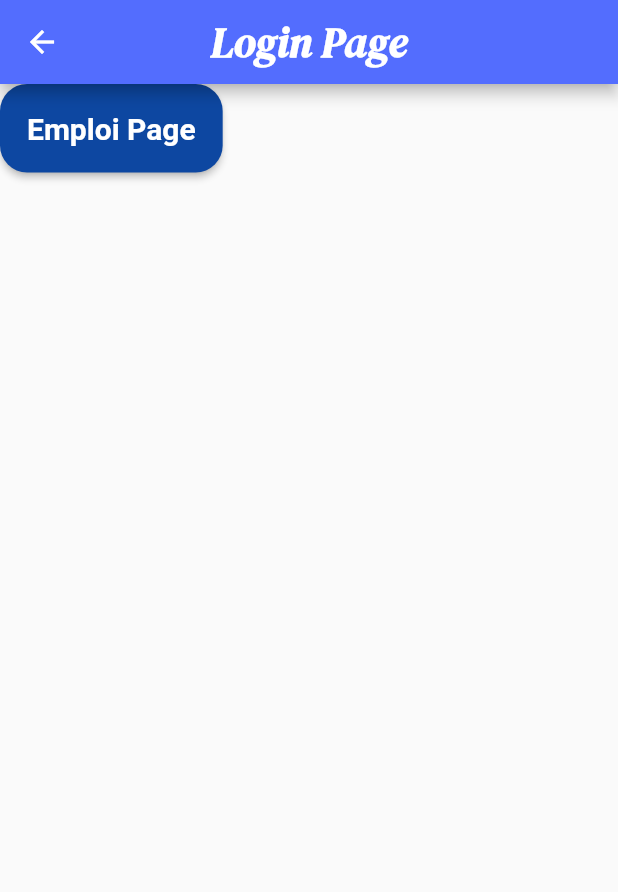
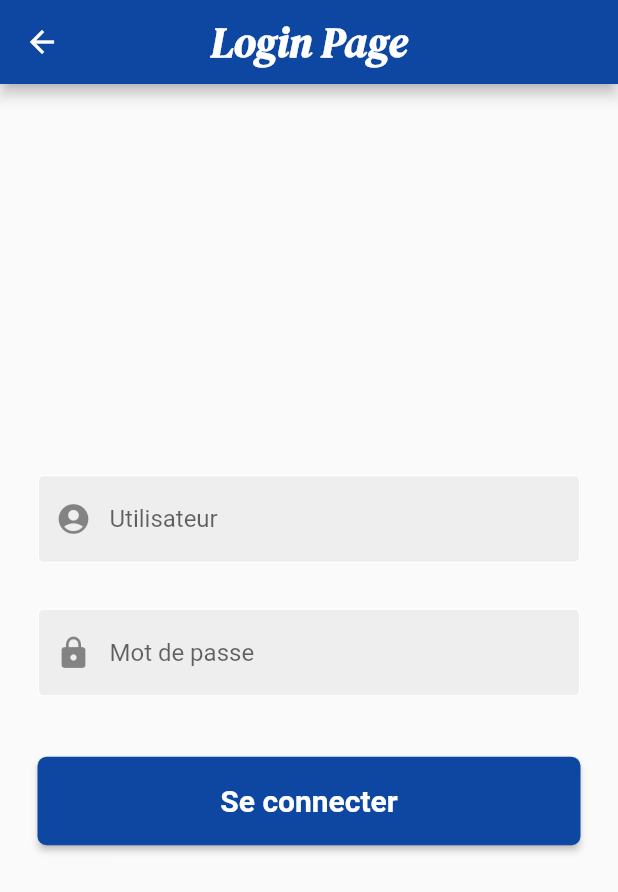
Before and after one commit to MahdiAyadi1/metroapp, a Flutter app: the screen it shows after launch, after a tap on the "menu" icon, after a tap on "Login", on a phone screen of 412 x 824 dp. Shown: the top 892 px of the screen. Run offline on Flutter 3.47's test engine with Material 2 defaults, Android fonts, the phone set to English and light mode, and no system bars; our stand-ins replace firebase_core; accounts and stored records are empty; Roboto replaces fonts that are missing (Allfont).

Commit message:
LoginPage

```diff
--- /dev/null
+++ b/Mobile/metroapp/lib/components/MyTextField().dart
@@ -0,0 +1,38 @@
+import 'package:flutter/material.dart';
+
+class MyTextField extends StatelessWidget {
+  final controller;
+  final icon;
+  final String hintText;
+  final bool obscureText;
+  const MyTextField({
+    super.key,
+    required this.icon,
+    required this.controller,
+    required this.hintText,
+    required this.obscureText,
+  });
+
+  @override
+  Widget build(BuildContext context) {
+    return (Padding(
+      padding: const EdgeInsets.symmetric(horizontal: 25.0),
+      child: TextField(
+        controller: controller,
+        obscureText: obscureText,
+        decoration: InputDecoration(
+          prefixIcon: Icon(icon),
+          enabledBorder: const OutlineInputBorder(
+            borderSide: BorderSide(color: Colors.white),
+          ),
+          focusedBorder: OutlineInputBorder(
+            borderSide: BorderSide(color: Colors.grey.shade400),
+          ),
+          fillColor: Colors.grey.shade200,
+          filled: true,
+          hintText: hintText,
+        ),
+      ),
+    ));
+  }
+}
--- a/Mobile/metroapp/lib/main.dart
+++ b/Mobile/metroapp/lib/main.dart
@@ -1,5 +1,4 @@
 // ignore_for_file: prefer_const_constructors
-
 
 import 'package:flutter/material.dart';
 import 'package:metroapp/pages/emploi.dart';
@@ -31,7 +30,7 @@ class MyApp extends StatelessWidget {
       routes: {
         '/': (context) => const Firstlogo(),
         '/findmetro': (context) => const Findmetro(),
-        '/login': (context) => const Login(),
+        '/login': (context) => Login(),
         '/emploi': (context) => const Emploi(),
         // '/signup': (context) => const SignUp(),
       },
--- a/Mobile/metroapp/lib/pages/login.dart
+++ b/Mobile/metroapp/lib/pages/login.dart
@@ -1,24 +1,49 @@
 // ignore_for_file: prefer_const_constructors
 
 import 'package:flutter/material.dart';
+import '../components/MyTextField().dart';
 
 class Login extends StatelessWidget {
-  const Login({super.key});
-
+  Login({super.key});
+  final usernameController = TextEditingController();
+  final passwordController = TextEditingController();
   @override
   Widget build(BuildContext context) {
     return SafeArea(
       child: Scaffold(
         appBar: AppBar(
-        backgroundColor: Colors.indigoAccent,
-        title: Text("Login Page",style: TextStyle(
-                  fontSize: 28,
-                  fontFamily: 'Myfont',
-                  fontWeight: FontWeight.bold),),
-        centerTitle: true,
-
+          backgroundColor: Colors.blue[900],
+          title: Text(
+            "Login Page",
+            style: TextStyle(
+                fontSize: 28,
+                fontFamily: 'Myfont',
+                fontWeight: FontWeight.bold),
+          ),
+          centerTitle: true,
         ),
-        body: ElevatedButton(
+        body: Column(
+          mainAxisAlignment: MainAxisAlignment.center,
+          children: [
+            MyTextField(
+              icon: Icons.account_circle,
+              controller: usernameController,
+              hintText: 'Utilisateur',
+              obscureText: false,
+            ),
+            const SizedBox(height: 30),
+            MyTextField(
+              icon: Icons.lock,
+              controller: passwordController,
+              hintText: 'Mot de passe',
+              obscureText: true,
+            ),
+            const SizedBox(height: 40),
+            Padding(
+              padding: const EdgeInsets.symmetric(horizontal: 25.0),
+              child: SizedBox(
+                width: double.infinity,
+                child: ElevatedButton(
                   onPressed: () {
                     Navigator.pushNamed(context, '/emploi');
                   },
@@ -27,13 +52,17 @@ class Login extends StatelessWidget {
                         MaterialStateProperty.all(Colors.blue[900]),
                     padding: MaterialStateProperty.all(EdgeInsets.all(18)),
                     shape: MaterialStateProperty.all(RoundedRectangleBorder(
-                        borderRadius: BorderRadius.circular(18))),
+                        borderRadius: BorderRadius.circular(6))),
                   ),
                   child: Text(
-                    "Emploi Page",
+                    "Se connecter",
                     style: TextStyle(fontSize: 20, fontWeight: FontWeight.bold),
                   ),
                 ),
+              ),
+            ),
+          ],
+        ),
       ),
     );
   }
```
